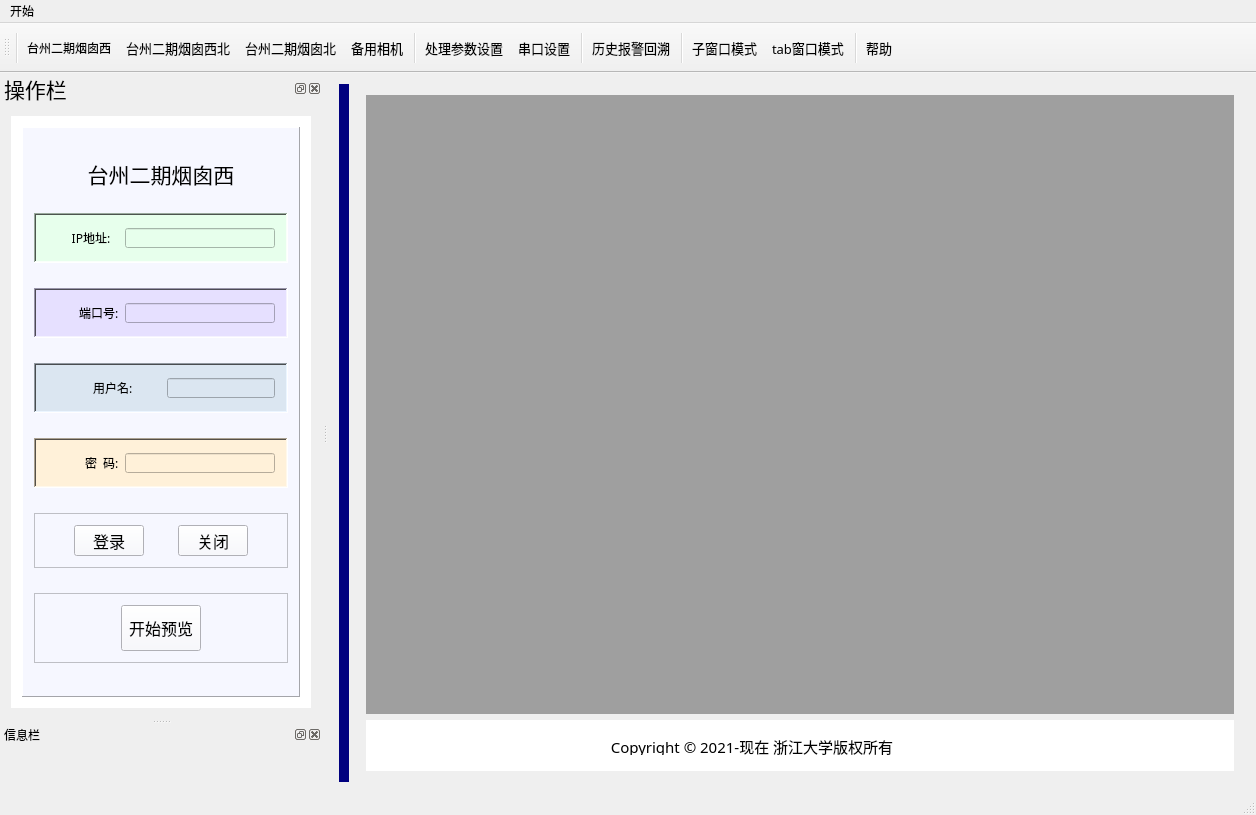
The window that Red_Smoke/Red_Smoke.ui (adum-create/Red_Smoke1.1) describes before a commit, drawn with Qt 5.
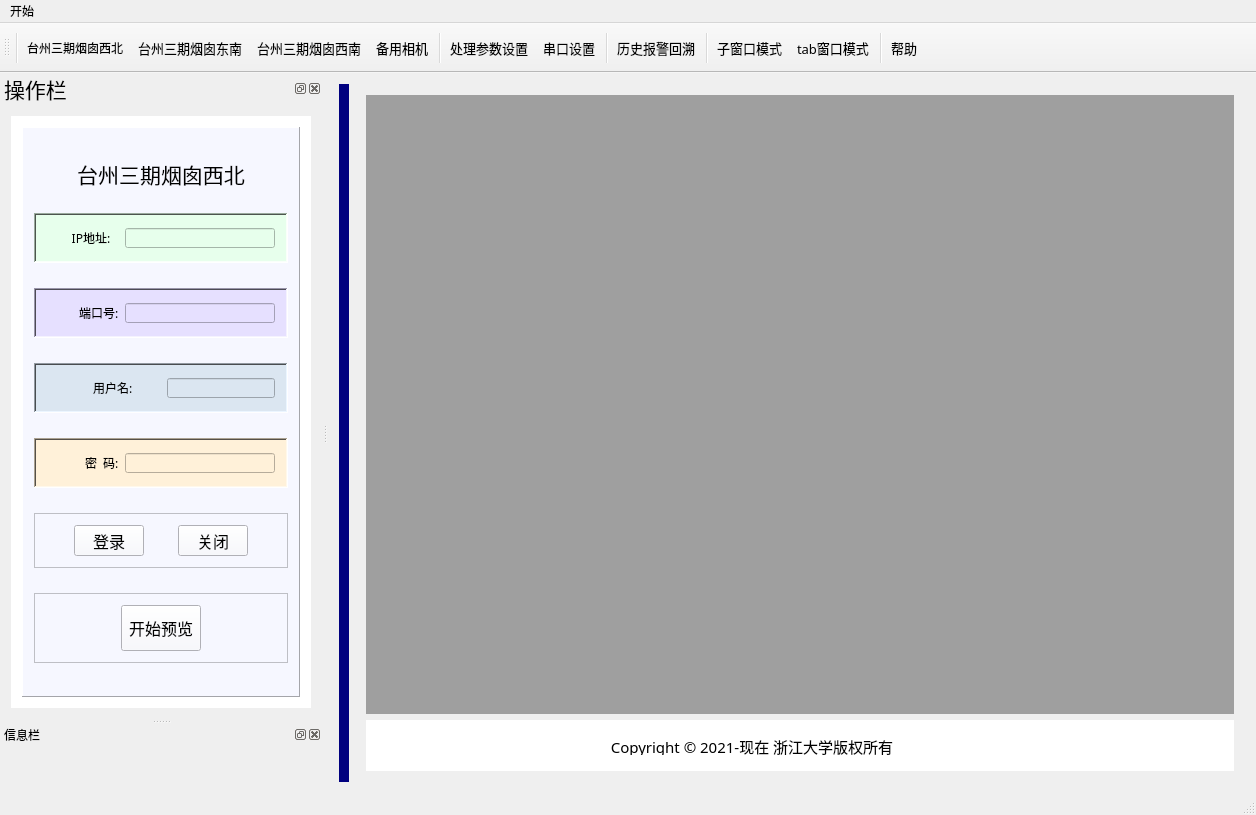
The same window after the commit. The open tabs and pages were chosen to show the change. Icons and pictures are not drawn.

Commit message: 更改ui

```diff
--- a/Red_Smoke/Red_Smoke.ui
+++ b/Red_Smoke/Red_Smoke.ui
@@ -252,7 +252,7 @@
                </font>
               </property>
               <property name="text">
-               <string>&lt;html&gt;&lt;head/&gt;&lt;body&gt;&lt;p align=&quot;center&quot;&gt;台州二期烟囱西&lt;/p&gt;&lt;/body&gt;&lt;/html&gt;</string>
+               <string>&lt;html&gt;&lt;head/&gt;&lt;body&gt;&lt;p align=&quot;center&quot;&gt;台州三期烟囱西北&lt;/p&gt;&lt;/body&gt;&lt;/html&gt;</string>
               </property>
              </widget>
             </item>
@@ -3020,7 +3020,7 @@
      <normaloff>:/img/img/camera_1.png</normaloff>:/img/img/camera_1.png</iconset>
    </property>
    <property name="text">
-    <string>台州二期烟囱西</string>
+    <string>台州三期烟囱西北</string>
    </property>
    <property name="toolTip">
     <string>&lt;html&gt;&lt;head/&gt;&lt;body&gt;&lt;p&gt;&lt;span style=&quot; font-size:10pt;&quot;&gt;1号相机&lt;/span&gt;&lt;/p&gt;&lt;/body&gt;&lt;/html&gt;</string>
@@ -3057,7 +3057,7 @@
      <normaloff>:/img/img/camera_2.png</normaloff>:/img/img/camera_2.png</iconset>
    </property>
    <property name="text">
-    <string>台州二期烟囱西北</string>
+    <string>台州三期烟囱东南</string>
    </property>
   </action>
   <action name="action_of_set_parameters">
@@ -3093,7 +3093,7 @@
      <normaloff>:/img/img/camera_3.png</normaloff>:/img/img/camera_3.png</iconset>
    </property>
    <property name="text">
-    <string>台州二期烟囱北</string>
+    <string>台州三期烟囱西南</string>
    </property>
   </action>
   <action name="action_manage_of_camera4">
```
Left out of the diff: 6 changed lines with no effect on the pictures. The commit also changes 1 other file.
